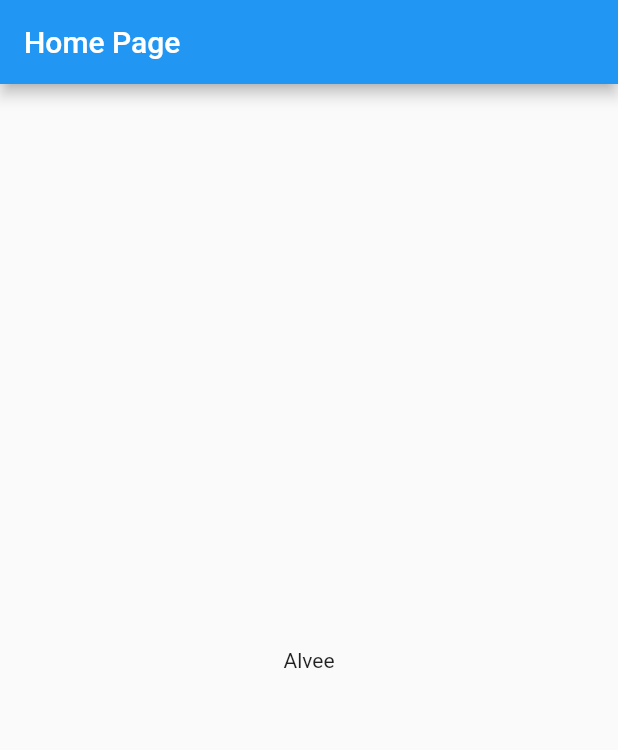
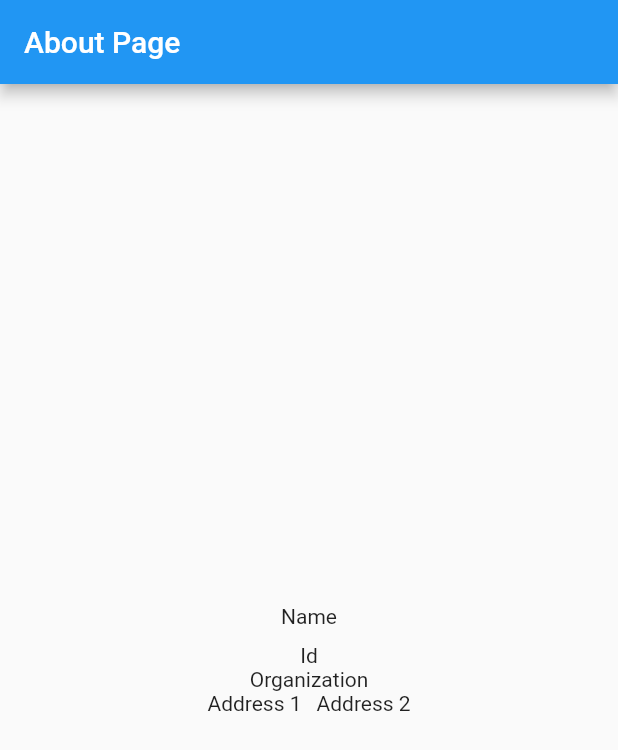
Before and after one commit to FTKhanFT/flutter_learning, a Flutter app: the screen it shows after launch, on a phone screen of 412 x 824 dp. Shown: the top 750 px of the screen. Run offline on Flutter 3.47's test engine with Material 2 defaults, Android fonts, the phone set to English and light mode, and no system bars.

Commit message:
Day-2 - Column - Row - SizedBox

```diff
--- a/analysis_options.yaml
+++ /dev/null
@@ -1,29 +0,0 @@
-# This file configures the analyzer, which statically analyzes Dart code to
-# check for errors, warnings, and lints.
-#
-# The issues identified by the analyzer are surfaced in the UI of Dart-enabled
-# IDEs (https://dart.dev/tools#ides-and-editors). The analyzer can also be
-# invoked from the command line by running `flutter analyze`.
-
-# The following line activates a set of recommended lints for Flutter apps,
-# packages, and plugins designed to encourage good coding practices.
-include: package:flutter_lints/flutter.yaml
-
-linter:
-  # The lint rules applied to this project can be customized in the
-  # section below to disable rules from the `package:flutter_lints/flutter.yaml`
-  # included above or to enable additional rules. A list of all available lints
-  # and their documentation is published at
-  # https://dart-lang.github.io/linter/lints/index.html.
-  #
-  # Instead of disabling a lint rule for the entire project in the
-  # section below, it can also be suppressed for a single line of code
-  # or a specific dart file by using the `// ignore: name_of_lint` and
-  # `// ignore_for_file: name_of_lint` syntax on the line or in the file
-  # producing the lint.
-  rules:
-    # avoid_print: false  # Uncomment to disable the `avoid_print` rule
-    # prefer_single_quotes: true  # Uncomment to enable the `prefer_single_quotes` rule
-
-# Additional information about this file can be found at
-# https://dart.dev/guides/language/analysis-options
--- /dev/null
+++ b/lib/aboutPage.dart
@@ -0,0 +1,35 @@
+import 'package:flutter/material.dart';
+
+class AboutPage extends StatelessWidget {
+  const AboutPage({Key? key}) : super(key: key);
+
+  @override
+  Widget build(BuildContext context) {
+    return Scaffold(
+      appBar: AppBar(
+        title: Text('About Page'),
+      ),
+      body: Column(
+        mainAxisAlignment: MainAxisAlignment.center,
+        children: [
+          Text('Name'),
+          SizedBox(
+            height: 10,
+          ),
+          Text('Id'),
+          Text('Organization'),
+          Row(
+            mainAxisAlignment: MainAxisAlignment.center,
+            children: [
+              Text('Address 1'),
+              SizedBox(
+                width: 10,
+              ),
+              Text('Address 2'),
+            ],
+          )
+        ],
+      ),
+    );
+  }
+}
--- a/lib/main.dart
+++ b/lib/main.dart
@@ -1,4 +1,5 @@
 import 'package:flutter/material.dart';
+import 'package:test_project/aboutPage.dart';
 
 void main() {
   runApp(MyApp());
@@ -11,8 +12,9 @@ class MyApp extends StatelessWidget {
   @override
   Widget build(BuildContext context) {
     return MaterialApp(
+      debugShowCheckedModeBanner: false,
       title: 'Flutter Demo',
-      home: HomePage(),
+      home: AboutPage(),
     );
   }
 }
```
